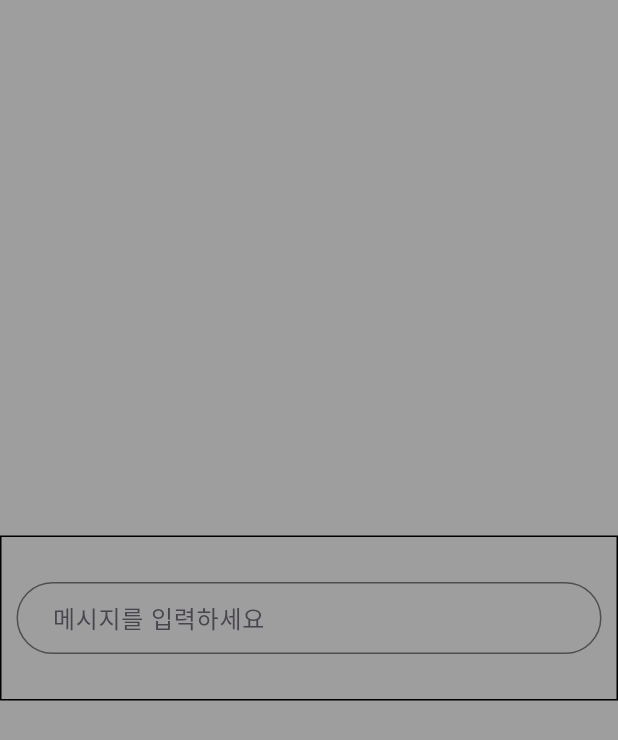
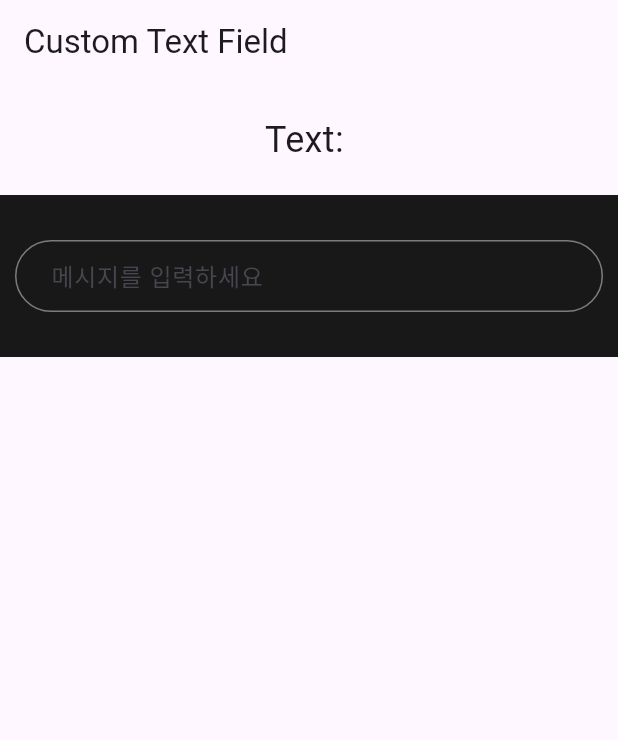
Before and after one commit to Zeroinlee/flutter-custom-widgets, a Flutter app: the screen it shows after launch, on a phone screen of 412 x 824 dp. Shown: the top 740 px of the screen. Run offline on Flutter 3.47's test engine with Material 3 defaults, Android fonts, the phone set to English and light mode, and no system bars.

Commit message:
일단 큰틀까지는 짬

```diff
--- a/flutter_custom_widgets/lib/pages/text_field_page/text_field_page.dart
+++ b/flutter_custom_widgets/lib/pages/text_field_page/text_field_page.dart
@@ -1,5 +1,6 @@
 import 'package:flutter/material.dart';
 import 'package:flutter_widgets/pages/text_field_page/widgets/chat_app_text_field.dart';
+import 'package:flutter_widgets/pages/text_field_page/widgets/message_text_field.dart';
 
 /*
 할일
@@ -8,24 +9,66 @@ import 'package:flutter_widgets/pages/text_field_page/widgets/chat_app_text_fiel
 3. 메인이랑 라우터로 연결;
 */
 
-class TextFieldPage extends StatelessWidget {
+class TextFieldPage extends StatefulWidget {
   const TextFieldPage({super.key});
+
+  @override
+  State<TextFieldPage> createState() => _TextFieldPageState();
+}
+
+class _TextFieldPageState extends State<TextFieldPage> {
+  final TextEditingController _controller = TextEditingController();
+  String text = '';
+
+  // void _sendMessage() {
+  //   setState(() {
+  //     if (_controller.text.isNotEmpty) {
+  //       text = _controller.text;
+  //       FocusScope.of(context).unfocus();
+  //       _controller.clear();
+  //     }
+  //   });
+  // }
 
   @override
   Widget build(BuildContext context) {
     return Scaffold(
-      body: Center(
-          child: Container(
-              decoration: BoxDecoration(
-                border: Border.all(
-                  color: Colors.black,
-                ),
+        appBar: AppBar(
+          title: const Text('Custom Text Field'),
+        ),
+        body: Column(
+          mainAxisAlignment: MainAxisAlignment.center,
+          children: [
+            Padding(
+              padding: const EdgeInsets.all(20),
+              child: Text(
+                'Text: $text',
+                style: const TextStyle(fontSize: 24),
               ),
-              child: Padding(
-                padding: EdgeInsets.symmetric(vertical: 30, horizontal: 10),
-                child: ChatAppTextField(),
-              ))),
-      backgroundColor: Colors.grey,
-    );
+            ),
+            Expanded(
+              child: ListView(
+                children: [
+                  Container(
+                      color: const Color(0xFF181818),
+                      child: Padding(
+                        padding: const EdgeInsets.symmetric(
+                            vertical: 30, horizontal: 10),
+                        child: MessageTextField(
+                          controller: _controller,
+                          onPressed: () {
+                            setState(() {
+                              text = _controller.text;
+                              FocusScope.of(context).unfocus();
+                              _controller.clear();
+                            });
+                          },
+                        ),
+                      )),
+                ],
+              ),
+            ),
+          ],
+        ));
   }
 }
--- a/flutter_custom_widgets/lib/pages/text_field_page/widgets/message_text_field.dart
+++ b/flutter_custom_widgets/lib/pages/text_field_page/widgets/message_text_field.dart
@@ -13,47 +13,97 @@ import 'package:flutter/material.dart';
  * 5. onPressed는 인스턴스화 할때 외부에서 받아오고 싶음;
  */
 
-class MessageTextField extends TextField {
-  final IconButton iconButton;
-
+//
+class MessageTextField extends StatefulWidget {
   const MessageTextField({
     super.key,
-    super.maxLines = 4,
-    super.minLines = 1,
-    super.onChanged,
-    super.controller,
-    required this.iconButton,
-    super.decoration = const InputDecoration(
-        contentPadding: EdgeInsets.symmetric(horizontal: 20, vertical: 10),
-        hintText: '메시지를 입력하세요',
+    this.hintText,
+    required this.controller,
+    required this.onPressed,
+    this.decoration,
+  });
+
+  final String? hintText;
+  final TextEditingController controller;
+  final void Function() onPressed;
+  final InputDecoration? decoration;
+
+  @override
+  State<MessageTextField> createState() => _MessageTextFieldState();
+}
+
+class _MessageTextFieldState extends State<MessageTextField> {
+  // final TextEditingController _controller = TextEditingController();
+  final FocusNode _focusNode = FocusNode();
+
+  // void _sendMessage() {
+  //   setState(() {
+  //     text = _controller.text;
+  //     FocusScope.of(context).unfocus();
+  //     _controller.clear();
+  //   });
+  // }
+
+  @override
+  void dispose() {
+    widget.controller.dispose();
+    _focusNode.dispose();
+    super.dispose();
+  }
+
+  @override
+  Widget build(BuildContext context) {
+    return TextField(
+      minLines: 1,
+      maxLines: 4,
+      controller: widget.controller,
+      focusNode: _focusNode,
+      onChanged: (value) => setState(() {}),
+      style: const TextStyle(fontSize: 16, color: Colors.white),
+      // 입력창
+      decoration: InputDecoration(
+        contentPadding: const EdgeInsets.symmetric(horizontal: 20),
+        hintText: widget.hintText ?? '메시지를 입력하세요',
         enabledBorder: OutlineInputBorder(
           borderSide: BorderSide(
-            color: Colors.black,
+            color: const Color(0xffE0E0E0).withOpacity(0.5),
           ),
-          // borderRadius: BorderRadius.circular(25),
+          borderRadius: BorderRadius.circular(25),
         ),
         focusedBorder: OutlineInputBorder(
           borderSide: BorderSide(
-            color: Colors.black,
+            color: const Color(0xffE0E0E0).withOpacity(0.5),
           ),
-          // borderRadius: BorderRadius.circular(25),
+          borderRadius: BorderRadius.circular(25),
         ),
+        // 보내기 버튼
         suffixIcon: Visibility(
-            child: Padding(
-          padding: EdgeInsets.symmetric(horizontal: 1),
-          child: SizedBox(
-            height: 30,
-            child: Icon(
-              Icons.send,
-              color: Color(0xffE0E0E0),
-              size: 16,
+          visible: widget.controller.text.isNotEmpty,
+          child: Padding(
+            padding: const EdgeInsets.symmetric(horizontal: 1),
+            child: Container(
+              height: 30,
+              padding: const EdgeInsets.symmetric(vertical: 8),
+              child: Transform.rotate(
+                angle: -0.5,
+                child: IconButton(
+                  onPressed: widget.onPressed,
+                  icon: const Icon(
+                    Icons.send,
+                    color: Color(0xffE0E0E0),
+                    size: 16,
+                  ),
+                  style: IconButton.styleFrom(
+                    padding: const EdgeInsets.only(bottom: 1),
+                    shape: const CircleBorder(),
+                    backgroundColor: const Color(0xFF6601e4),
+                  ),
+                ),
+              ),
             ),
-            // style: IconButton.styleFrom(
-            //   padding: const EdgeInsets.only(bottom: 1),
-            //   shape: const CircleBorder(),
-            //   backgroundColor: const Color(0xFF6601e4),
-            // ),
           ),
-        ))),
-  });
+        ),
+      ),
+    );
+  }
 }
```
Also changed, not shown: 1 other file.
